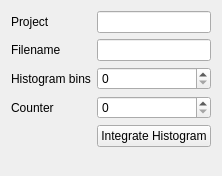
Old version of the form ui/ScanExperimentSettings.ui in the repository MonroeQuantumNetworks/IonControl.
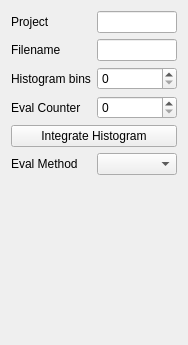
New version of the form.

Commit message: small fixes and preparation for state detect

The edit to the form file:
```diff
--- a/ui/ScanExperimentSettings.ui
+++ b/ui/ScanExperimentSettings.ui
@@ -6,14 +6,38 @@
    <rect>
     <x>0</x>
     <y>0</y>
-    <width>222</width>
-    <height>176</height>
+    <width>188</width>
+    <height>345</height>
    </rect>
   </property>
   <property name="windowTitle">
    <string>Experiment Settings</string>
   </property>
   <layout class="QGridLayout" name="gridLayout">
+   <item row="3" column="0">
+    <widget class="QLabel" name="label_4">
+     <property name="text">
+      <string>Eval Counter</string>
+     </property>
+    </widget>
+   </item>
+   <item row="3" column="1" colspan="2">
+    <widget class="QSpinBox" name="counterSpinBox">
+     <property name="maximum">
+      <number>7</number>
+     </property>
+    </widget>
+   </item>
+   <item row="5" column="1" colspan="2">
+    <widget class="QComboBox" name="evalMethodCombo"/>
+   </item>
+   <item row="5" column="0">
+    <widget class="QLabel" name="label_5">
+     <property name="text">
+      <string>Eval Method</string>
+     </property>
+    </widget>
+   </item>
    <item row="0" column="0">
     <widget class="QLabel" name="label">
      <property name="text">
@@ -58,7 +82,7 @@
      </property>
     </widget>
    </item>
-   <item row="5" column="1">
+   <item row="7" column="1">
     <spacer name="verticalSpacer">
      <property name="orientation">
       <enum>Qt::Vertical</enum>
@@ -71,7 +95,13 @@
      </property>
     </spacer>
    </item>
-   <item row="4" column="1" colspan="2">
+   <item row="6" column="0" colspan="3">
+    <widget class="QStackedWidget" name="evalStackedWidget">
+     <widget class="QWidget" name="page"/>
+     <widget class="QWidget" name="page_2"/>
+    </widget>
+   </item>
+   <item row="4" column="0" colspan="3">
     <widget class="QPushButton" name="integrateHistogramButton">
      <property name="text">
       <string>Integrate Histogram</string>
@@ -81,20 +111,6 @@
      </property>
     </widget>
    </item>
-   <item row="3" column="0">
-    <widget class="QLabel" name="label_4">
-     <property name="text">
-      <string>Counter</string>
-     </property>
-    </widget>
-   </item>
-   <item row="3" column="1" colspan="2">
-    <widget class="QSpinBox" name="counterSpinBox">
-     <property name="maximum">
-      <number>7</number>
-     </property>
-    </widget>
-   </item>
   </layout>
  </widget>
  <resources/>
```
The commit also changes 2 other files.
